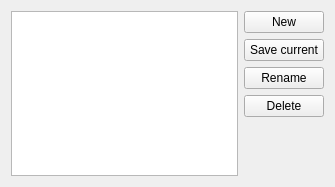
This is konqueror/src/konqsessiondlg_base.ui in KDE/konqueror as Qt 5 draws it before an edit. The edited form follows.
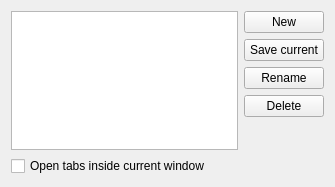
This is the edited form.

Commit message: Adding additional documentation to some functions Adding the possibility of opening saved sessions in current window

```diff
--- a/konqueror/src/konqsessiondlg_base.ui
+++ b/konqueror/src/konqsessiondlg_base.ui
@@ -66,6 +66,13 @@
      </item>
     </layout>
    </item>
+   <item row="1" column="0" >
+    <widget class="QCheckBox" name="m_pOpenTabsInsideCurrentWindow" >
+     <property name="text" >
+      <string>Open tabs inside current window</string>
+     </property>
+    </widget>
+   </item>
   </layout>
  </widget>
  <resources/>
```
The commit also changes 6 other files.
